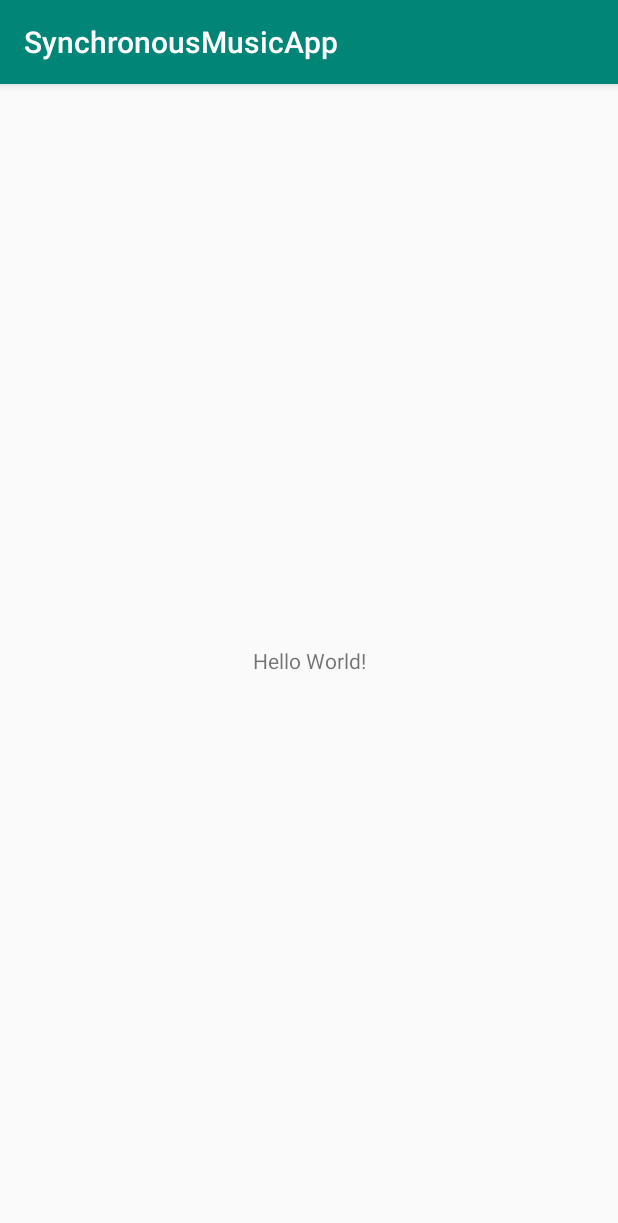
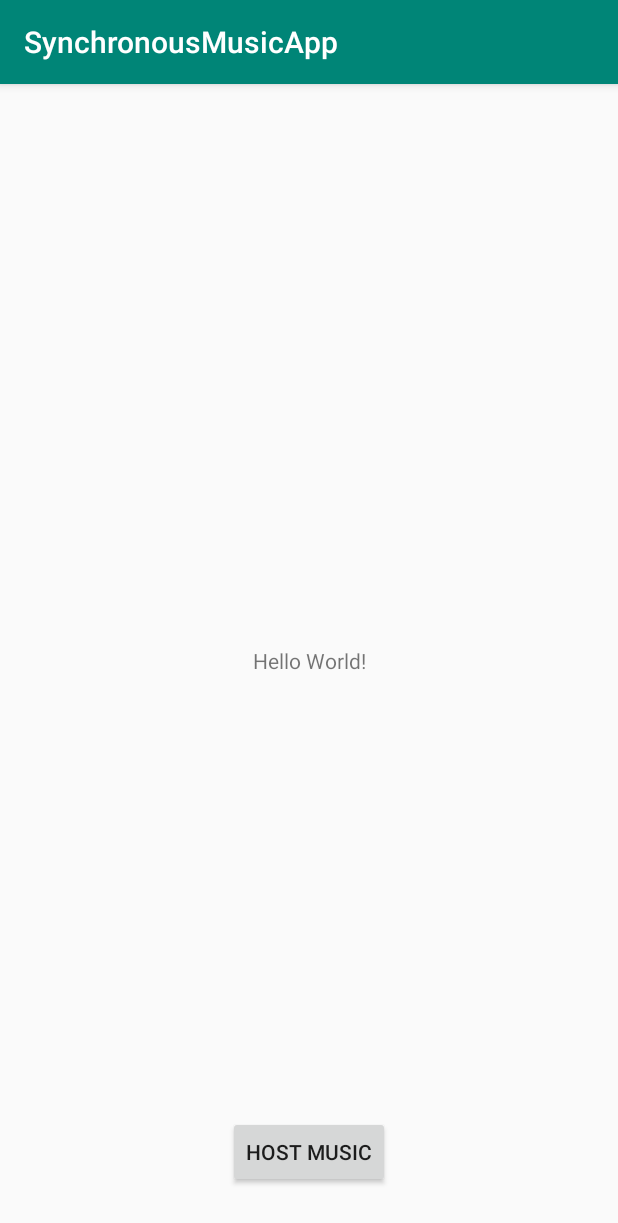
Before and after one commit to jstutz4/SynchronousMusicApp, an Android app: the screen it shows after launch (MainActivity), on a phone screen of 412 x 824 dp. Shown: the top 1223 px of the screen. Run offline under Robolectric (Android 15) with nearby library versions, the phone set to English and light mode, and no system bars.

Commit message:
Add a Host button

```diff
--- a/app/src/main/java/com/example/synchronousmusicapp/MainActivity.java
+++ b/app/src/main/java/com/example/synchronousmusicapp/MainActivity.java
@@ -2,6 +2,7 @@ package com.example.synchronousmusicapp;
 
 import android.support.v7.app.AppCompatActivity;
 import android.os.Bundle;
+import android.view.View;
 
 public class MainActivity extends AppCompatActivity {
 
@@ -14,4 +15,7 @@ public class MainActivity extends AppCompatActivity {
     public void run() {
         // This is a comment
     }
+
+    public void GetHost(View view) {
+    }
 }
--- a/app/src/main/res/layout/activity_main.xml
+++ b/app/src/main/res/layout/activity_main.xml
@@ -15,4 +15,15 @@
         app:layout_constraintRight_toRightOf="parent"
         app:layout_constraintTop_toTopOf="parent" />
 
+    <Button
+        android:id="@+id/button"
+        android:layout_width="wrap_content"
+        android:layout_height="wrap_content"
+        android:layout_marginBottom="32dp"
+        android:onClick="GetHost"
+        android:text="@string/Host"
+        app:layout_constraintBottom_toBottomOf="parent"
+        app:layout_constraintEnd_toEndOf="parent"
+        app:layout_constraintStart_toStartOf="parent" />
+
 </android.support.constraint.ConstraintLayout>
--- a/app/src/main/res/values/strings.xml
+++ b/app/src/main/res/values/strings.xml
@@ -1,3 +1,4 @@
 <resources>
     <string name="app_name">SynchronousMusicApp</string>
+    <string name="Host">Host Music</string>
 </resources>
```
